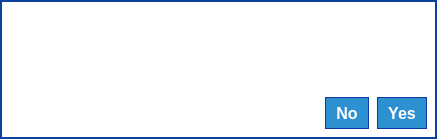
Above: parsec/core/gui/forms/question_dialog.ui from Scille/parsec-cloud before the change. Below: the same form after it.
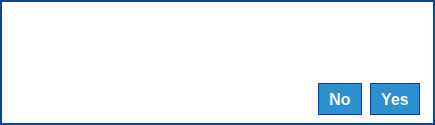
That is the form after the change. Icons and pictures are not drawn.

Commit message: [GUI] Added GUI handling of workspace reencryption

Patch:
```diff
--- a/parsec/core/gui/forms/question_dialog.ui
+++ b/parsec/core/gui/forms/question_dialog.ui
@@ -6,16 +6,28 @@
    <rect>
     <x>0</x>
     <y>0</y>
-    <width>437</width>
-    <height>139</height>
+    <width>435</width>
+    <height>125</height>
    </rect>
   </property>
   <property name="sizePolicy">
-   <sizepolicy hsizetype="Preferred" vsizetype="Expanding">
+   <sizepolicy hsizetype="Fixed" vsizetype="Expanding">
     <horstretch>0</horstretch>
     <verstretch>0</verstretch>
    </sizepolicy>
   </property>
+  <property name="minimumSize">
+   <size>
+    <width>435</width>
+    <height>0</height>
+   </size>
+  </property>
+  <property name="maximumSize">
+   <size>
+    <width>435</width>
+    <height>16777215</height>
+   </size>
+  </property>
   <property name="windowTitle">
    <string>Dialog</string>
   </property>
@@ -29,6 +41,9 @@
    <property name="spacing">
     <number>0</number>
    </property>
+   <property name="sizeConstraint">
+    <enum>QLayout::SetDefaultConstraint</enum>
+   </property>
    <property name="leftMargin">
     <number>0</number>
    </property>
@@ -60,6 +75,9 @@
       <property name="spacing">
        <number>0</number>
       </property>
+      <property name="sizeConstraint">
+       <enum>QLayout::SetDefaultConstraint</enum>
+      </property>
       <property name="leftMargin">
        <number>10</number>
       </property>
@@ -139,7 +157,7 @@
       <item>
        <layout class="QHBoxLayout" name="horizontalLayout_2">
         <property name="sizeConstraint">
-         <enum>QLayout::SetMaximumSize</enum>
+         <enum>QLayout::SetDefaultConstraint</enum>
         </property>
         <item>
          <widget class="QLabel" name="label_icon">
@@ -175,7 +193,7 @@
            <number>10</number>
           </property>
           <property name="rightMargin">
-           <number>10</number>
+           <number>15</number>
           </property>
           <item>
            <widget class="QLabel" name="label_title">
@@ -200,22 +218,20 @@
           <item>
            <widget class="QLabel" name="label_message">
             <property name="sizePolicy">
-             <sizepolicy hsizetype="Expanding" vsizetype="MinimumExpanding">
+             <sizepolicy hsizetype="Preferred" vsizetype="Expanding">
               <horstretch>0</horstretch>
               <verstretch>0</verstretch>
              </sizepolicy>
             </property>
-            <property name="font">
-             <font>
-              <pointsize>12</pointsize>
-             </font>
-            </property>
-            <property name="styleSheet">
-             <string notr="true">color: rgb(12, 65, 157);</string>
-            </property>
             <property name="text">
              <string/>
             </property>
+            <property name="scaledContents">
+             <bool>false</bool>
+            </property>
+            <property name="alignment">
+             <set>Qt::AlignJustify|Qt::AlignVCenter</set>
+            </property>
             <property name="wordWrap">
              <bool>true</bool>
             </property>
@@ -226,6 +242,9 @@
             <property name="spacing">
              <number>8</number>
             </property>
+            <property name="sizeConstraint">
+             <enum>QLayout::SetDefaultConstraint</enum>
+            </property>
             <item>
              <spacer name="horizontalSpacer_2">
               <property name="orientation">
```
The commit also changes 5 other files.
